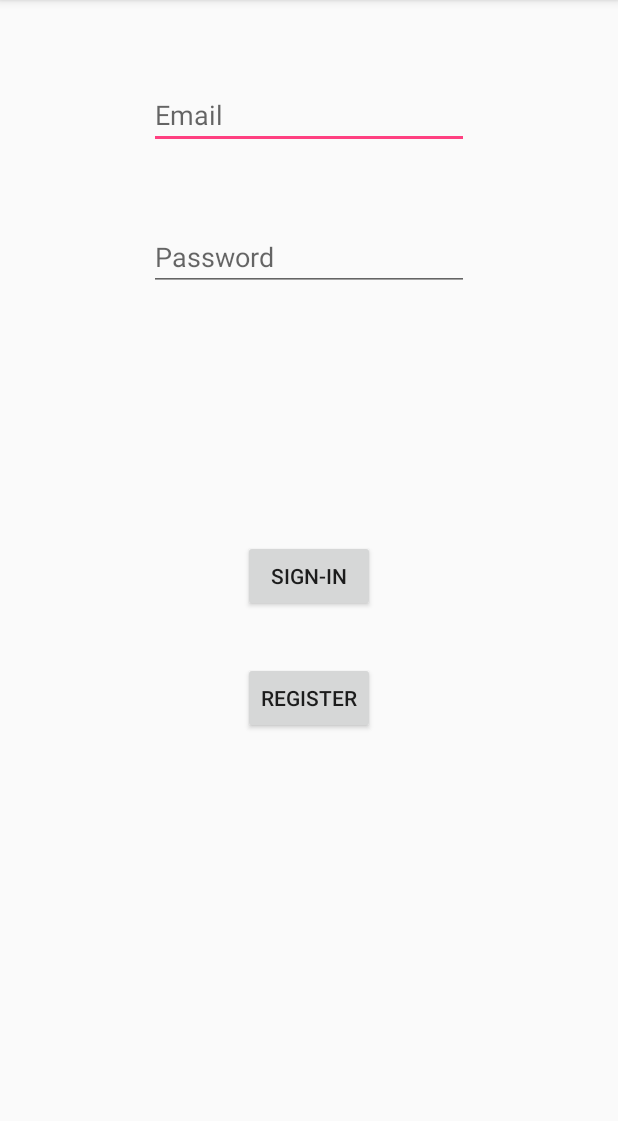
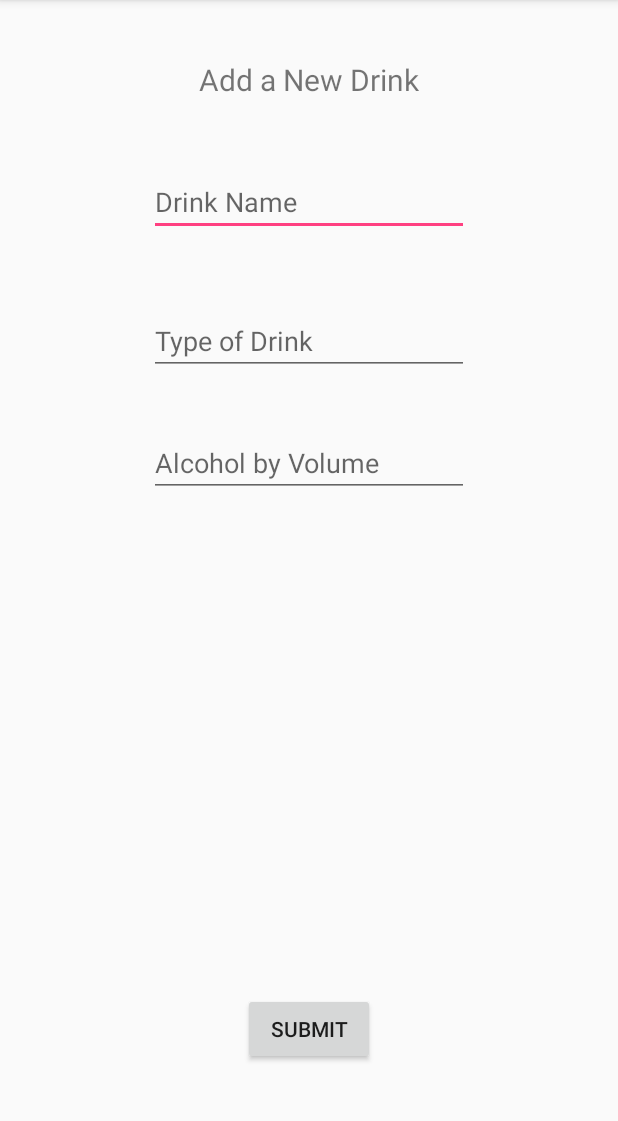
Before and after one commit to jessiepullaro414/DrinkRater, an Android app: the screen it shows after launch (LoginActivity before the commit, DrinkActivity after it), on a phone screen of 412 x 824 dp, the part 84-1205 px from its top. Run offline under Robolectric (Android 15) with nearby library versions, the phone set to English and light mode, and no system bars.

Commit message:
WIP: a bunch of UI and feature add-ons

```diff
--- /dev/null
+++ b/app/src/main/java/com/example/jessiepullaro/drinkrater/DrinkActivity.java
@@ -0,0 +1,47 @@
+package com.example.jessiepullaro.drinkrater;
+
+import android.content.Intent;
+import android.os.Bundle;
+import android.support.v7.app.AppCompatActivity;
+import android.view.View;
+import android.widget.EditText;
+
+
+/**
+ * Created by jessiepullaro on 12/3/17.
+ */
+
+public class DrinkActivity extends AppCompatActivity {
+
+    private EditText name;
+    private EditText type;
+    private EditText abv;
+    private Drink newDrink;
+    private DrinkDBHelper drinkAdd;
+
+    protected void onCreate(Bundle savedInstanceState) {
+        super.onCreate(savedInstanceState);
+        setContentView(R.layout.activity_drink);
+
+        name = (EditText) findViewById(R.id.editText3);
+        type = (EditText) findViewById(R.id.editText5);
+        abv = (EditText) findViewById(R.id.editText6);
+
+    }
+
+    public void addToDB(View view){
+        String nameInput = String.valueOf(name.getText().toString());
+        String typeInput = String.valueOf(type.getText().toString());
+        Double abvInput = Double.valueOf(abv.getText().toString());
+
+        newDrink.setDrinkName(nameInput);
+        newDrink.setDrinkType(typeInput);
+        newDrink.setABV(abvInput);
+
+        drinkAdd.addDrink(newDrink);
+
+        Intent i = new Intent(DrinkActivity.this, MenuActivity.class);
+        startActivity(i);
+
+    }
+}
--- a/app/src/main/java/com/example/jessiepullaro/drinkrater/MenuActivity.java
+++ b/app/src/main/java/com/example/jessiepullaro/drinkrater/MenuActivity.java
@@ -40,7 +40,7 @@ public class MenuActivity extends AppCompatActivity {
 
     }
 
-    public void reviewMove (View view){
+    public void drinkMove (View view){
 
         Intent i = new Intent(MenuActivity.this, RateActivity.class);
         startActivity(i);
--- a/app/src/main/java/com/example/jessiepullaro/drinkrater/RatingDBHelper.java
+++ b/app/src/main/java/com/example/jessiepullaro/drinkrater/RatingDBHelper.java
@@ -10,7 +10,7 @@ import android.database.sqlite.SQLiteOpenHelper;
  */
 
 public class RatingDBHelper extends SQLiteOpenHelper{
-    private static final int DATABASE_VERSION = 1;
+    private static final int DATABASE_VERSION = 2;
 
     // db name
     private static final String DATABASE_NAME = "ratingManager";
--- a/app/src/main/java/com/example/jessiepullaro/drinkrater/UserDBHelper.java
+++ b/app/src/main/java/com/example/jessiepullaro/drinkrater/UserDBHelper.java
@@ -11,7 +11,7 @@ import android.database.sqlite.SQLiteOpenHelper;
 
 public class UserDBHelper extends SQLiteOpenHelper{
 
-    private static final int DATABASE_VERSION = 17;
+    private static final int DATABASE_VERSION = 18;
 
     // db name
     private static final String DATABASE_NAME = "userManager";
--- /dev/null
+++ b/app/src/main/res/layout/activity_drink.xml
@@ -0,0 +1,61 @@
+<?xml version="1.0" encoding="utf-8"?>
+<RelativeLayout
+    xmlns:android="http://schemas.android.com/apk/res/android"
+    xmlns:tools="http://schemas.android.com/tools"
+    android:layout_width="match_parent"
+    android:layout_height="match_parent">
+
+    <EditText
+        android:id="@+id/editText3"
+        android:layout_width="wrap_content"
+        android:layout_height="wrap_content"
+        android:layout_below="@+id/textView4"
+        android:layout_centerHorizontal="true"
+        android:layout_marginTop="45dp"
+        android:ems="10"
+        android:hint="@string/drinkname"
+        android:inputType="textPersonName" />
+
+    <EditText
+        android:id="@+id/editText5"
+        android:layout_width="wrap_content"
+        android:layout_height="wrap_content"
+        android:layout_alignStart="@+id/editText3"
+        android:layout_below="@+id/editText3"
+        android:layout_marginTop="47dp"
+        android:ems="10"
+        android:hint="@string/typeOfDrink"
+        android:inputType="textPersonName" />
+
+    <EditText
+        android:id="@+id/editText6"
+        android:layout_width="wrap_content"
+        android:layout_height="wrap_content"
+        android:layout_below="@+id/editText5"
+        android:layout_centerHorizontal="true"
+        android:layout_marginTop="36dp"
+        android:ems="10"
+        android:hint="@string/abv"
+        android:inputType="textPersonName" />
+
+    <TextView
+        android:id="@+id/textView4"
+        android:layout_width="wrap_content"
+        android:layout_height="wrap_content"
+        android:layout_alignParentTop="true"
+        android:layout_centerHorizontal="true"
+        android:layout_marginTop="39dp"
+        android:text="@string/addDrink"
+        android:textSize="20sp" />
+
+    <Button
+        android:id="@+id/button3"
+        android:layout_width="wrap_content"
+        android:layout_height="wrap_content"
+        android:layout_alignParentBottom="true"
+        android:layout_centerHorizontal="true"
+        android:layout_marginBottom="58dp"
+        android:onClick="addToDB"
+        android:text="@string/submit" />
+
+</RelativeLayout>
--- a/app/src/main/res/layout/activity_menu.xml
+++ b/app/src/main/res/layout/activity_menu.xml
@@ -17,7 +17,7 @@
         android:layout_alignParentBottom="true"
         android:layout_alignParentEnd="true"
         android:layout_margin="10dp"
-        android:onClick="reviewMove"
+        android:onClick="drinkMove"
         android:src="@drawable/ic_plus_sign"
         app:borderWidth="0dp"
         app:elevation="8dp"
```
Also changed, not shown: app/src/main/AndroidManifest.xml (+7 -0 lines), app/src/main/java/com/example/jessiepullaro/drinkrater/DrinkDBHelper.java (+5 -3 lines), app/src/main/java/com/example/jessiepullaro/drinkrater/RateActivity.java (+22 -1 lines), app/src/main/res/layout/activity_rate.xml (+13 -2 lines), app/src/main/res/values/strings.xml (+16 -0 lines).
